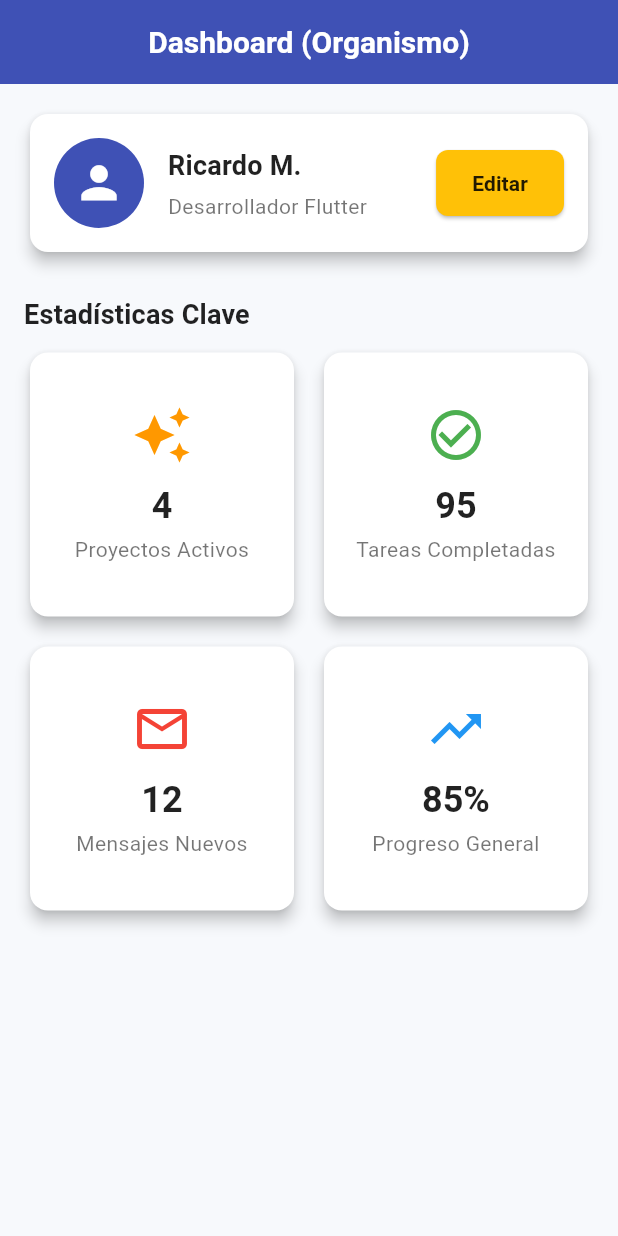
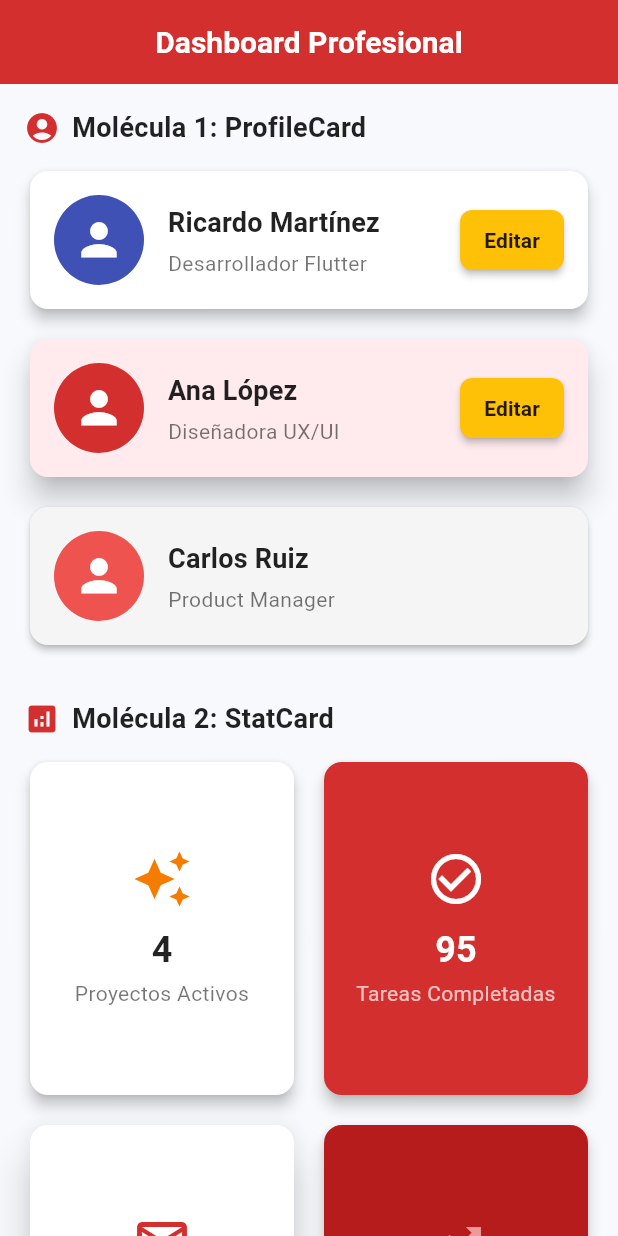
Before and after one commit to LIZZY274/Practica2, a Flutter app: the screen it shows after launch, on a phone screen of 412 x 824 dp. Run offline on Flutter 3.47's test engine with Material 3 defaults, Android fonts, the phone set to English and light mode, and no system bars.

Commit message:
Cambios nuevos de diseño

```diff
--- a/lib/atomd/custom_button_base.dart
+++ b/lib/atoms/custom_button_base.dart
@@ -5,6 +5,8 @@ class CustomButtonBase extends StatelessWidget {
   final VoidCallback onPressed;
   final Color? backgroundColor;
   final Color? textColor;
+  final double? elevation;
+  final EdgeInsets? padding;
 
   const CustomButtonBase({
     Key? key,
@@ -12,6 +14,8 @@ class CustomButtonBase extends StatelessWidget {
     required this.onPressed,
     this.backgroundColor,
     this.textColor,
+    this.elevation,
+    this.padding,
   }) : super(key: key);
 
   @override
@@ -21,7 +25,8 @@ class CustomButtonBase extends StatelessWidget {
       style: ElevatedButton.styleFrom(
         backgroundColor: backgroundColor ?? Theme.of(context).primaryColor,
         foregroundColor: textColor ?? Colors.white,
-        padding: const EdgeInsets.symmetric(horizontal: 24, vertical: 12),
+        padding: padding ?? const EdgeInsets.symmetric(horizontal: 24, vertical: 12),
+        elevation: elevation ?? 2,
         shape: RoundedRectangleBorder(
           borderRadius: BorderRadius.circular(8),
         ),
--- a/lib/atomd/custom_text.dart
+++ b/lib/atoms/custom_text.dart
@@ -4,12 +4,16 @@ class CustomText extends StatelessWidget {
   final String text;
   final TextStyle? style;
   final TextAlign? textAlign;
+  final int? maxLines;
+  final TextOverflow? overflow;
 
   const CustomText({
     Key? key,
     required this.text,
     this.style,
     this.textAlign,
+    this.maxLines,
+    this.overflow,
   }) : super(key: key);
 
   @override
@@ -18,6 +22,8 @@ class CustomText extends StatelessWidget {
       text,
       style: style,
       textAlign: textAlign,
+      maxLines: maxLines,
+      overflow: overflow,
     );
   }
 }
--- a/lib/molecules/profile_card.dart
+++ b/lib/molecules/profile_card.dart
@@ -1,23 +1,34 @@
 import 'package:flutter/material.dart';
-import '../atomd/custom_text.dart';
-import '../atomd/custom_button_base.dart';
+import '../atoms/custom_text.dart';
+import '../atoms/custom_button_base.dart';
 
 class ProfileCard extends StatelessWidget {
   final String userName;
   final String userRole;
   final VoidCallback onEditProfile;
+  final String? avatarUrl;
+  final Color? avatarBackgroundColor;
+  final Color? cardColor;
+  final double? elevation;
+  final bool showEditButton;
 
   const ProfileCard({
     Key? key,
     required this.userName,
     required this.userRole,
     required this.onEditProfile,
+    this.avatarUrl,
+    this.avatarBackgroundColor,
+    this.cardColor,
+    this.elevation = 4,
+    this.showEditButton = true,
   }) : super(key: key);
 
   @override
   Widget build(BuildContext context) {
     return Card(
-      elevation: 4,
+      elevation: elevation,
+      color: cardColor,
       shape: RoundedRectangleBorder(
         borderRadius: BorderRadius.circular(12),
       ),
@@ -25,10 +36,13 @@ class ProfileCard extends StatelessWidget {
         padding: const EdgeInsets.all(16.0),
         child: Row(
           children: [
-            const CircleAvatar(
+            CircleAvatar(
               radius: 30,
-              backgroundColor: Colors.indigo,
-              child: Icon(Icons.person, size: 35, color: Colors.white),
+              backgroundColor: avatarBackgroundColor ?? Colors.indigo,
+              backgroundImage: avatarUrl != null ? NetworkImage(avatarUrl!) : null,
+              child: avatarUrl == null
+                  ? const Icon(Icons.person, size: 35, color: Colors.white)
+                  : null,
             ),
             const SizedBox(width: 16),
             Expanded(
@@ -38,20 +52,26 @@ class ProfileCard extends StatelessWidget {
                   CustomText(
                     text: userName,
                     style: Theme.of(context).textTheme.titleMedium,
+                    maxLines: 1,
+                    overflow: TextOverflow.ellipsis,
                   ),
                   const SizedBox(height: 4),
                   CustomText(
                     text: userRole,
                     style: Theme.of(context).textTheme.bodyMedium,
+                    maxLines: 2,
+                    overflow: TextOverflow.ellipsis,
                   ),
                 ],
               ),
             ),
+            if (showEditButton)
               CustomButtonBase(
                 label: 'Editar',
                 onPressed: onEditProfile,
                 backgroundColor: Colors.amber,
                 textColor: Colors.black87,
+                padding: const EdgeInsets.symmetric(horizontal: 16, vertical: 8),
               ),
           ],
         ),
--- a/lib/molecules/stat_card.dart
+++ b/lib/molecules/stat_card.dart
@@ -1,12 +1,16 @@
 import 'package:flutter/material.dart';
-import '../atomd/custom_icon.dart';
-import '../atomd/custom_text.dart';
+import '../atoms/custom_icon.dart';
+import '../atoms/custom_text.dart';
 
 class StatCard extends StatelessWidget {
   final String title;
   final String value;
   final IconData icon;
   final Color iconColor;
+  final Color? backgroundColor;
+  final Color? textColor;
+  final double? elevation;
+  final VoidCallback? onTap;
 
   const StatCard({
     Key? key,
@@ -14,15 +18,23 @@ class StatCard extends StatelessWidget {
     required this.value,
     required this.icon,
     this.iconColor = Colors.blue,
+    this.backgroundColor,
+    this.textColor,
+    this.elevation = 4,
+    this.onTap,
   }) : super(key: key);
 
   @override
   Widget build(BuildContext context) {
     return Card(
-      elevation: 4,
+      elevation: elevation,
+      color: backgroundColor,
       shape: RoundedRectangleBorder(
         borderRadius: BorderRadius.circular(12),
       ),
+      child: InkWell(
+        onTap: onTap,
+        borderRadius: BorderRadius.circular(12),
         child: Padding(
           padding: const EdgeInsets.all(16.0),
           child: Column(
@@ -36,15 +48,22 @@ class StatCard extends StatelessWidget {
               const SizedBox(height: 12),
               CustomText(
                 text: value,
-              style: Theme.of(context).textTheme.titleLarge,
+                style: Theme.of(context).textTheme.titleLarge?.copyWith(
+                  color: textColor,
+                ),
               ),
               const SizedBox(height: 4),
               CustomText(
                 text: title,
-              style: Theme.of(context).textTheme.bodyMedium,
+                style: Theme.of(context).textTheme.bodyMedium?.copyWith(
+                  color: textColor?.withOpacity(0.7),
+                ),
                 textAlign: TextAlign.center,
+                maxLines: 2,
+                overflow: TextOverflow.ellipsis,
               ),
             ],
+          ),
         ),
       ),
     );
--- a/lib/organisms/dashboard_screen.dart
+++ b/lib/organisms/dashboard_screen.dart
@@ -5,68 +5,179 @@ import '../molecules/profile_card.dart';
 class DashboardScreen extends StatelessWidget {
   const DashboardScreen({Key? key}) : super(key: key);
 
-  void _handleEditProfile() {
-    debugPrint('¡Perfil Editado!');
+  void _handleEditProfile(BuildContext context, String userName) {
+    ScaffoldMessenger.of(context).showSnackBar(
+      SnackBar(
+        content: Row(
+          children: [
+            const Icon(Icons.edit, color: Colors.white),
+            const SizedBox(width: 12),
+            Expanded(
+              child: Text('Editando perfil: $userName'),
+            ),
+          ],
+        ),
+        backgroundColor: Colors.red.shade700,
+        behavior: SnackBarBehavior.floating,
+        duration: const Duration(seconds: 2),
+      ),
+    );
+  }
+
+  void _handleStatCardTap(BuildContext context, String cardName, String value) {
+    ScaffoldMessenger.of(context).showSnackBar(
+      SnackBar(
+        content: Row(
+          children: [
+            const Icon(Icons.analytics, color: Colors.white),
+            const SizedBox(width: 12),
+            Expanded(
+              child: Text('$cardName: $value'),
+            ),
+          ],
+        ),
+        backgroundColor: Colors.red.shade700,
+        behavior: SnackBarBehavior.floating,
+        duration: const Duration(seconds: 2),
+      ),
+    );
   }
 
   @override
   Widget build(BuildContext context) {
     return Scaffold(
       appBar: AppBar(
-        title: const Text('Dashboard (Organismo)'),
+        title: const Text('Dashboard Profesional'),
         centerTitle: true,
+        backgroundColor: Colors.red.shade700,
+        elevation: 0,
       ),
       body: SingleChildScrollView(
         padding: const EdgeInsets.all(16.0),
         child: Column(
           crossAxisAlignment: CrossAxisAlignment.stretch,
           children: [
+            Row(
+              children: [
+                Icon(Icons.account_circle, color: Colors.red.shade700, size: 24),
+                const SizedBox(width: 8),
+                const Expanded(
+                  child: Text(
+                    'Molécula 1: ProfileCard',
+                    style: TextStyle(
+                      fontSize: 18,
+                      fontWeight: FontWeight.bold,
+                      color: Colors.black87,
+                    ),
+                  ),
+                ),
+              ],
+            ),
+            const SizedBox(height: 12),
             ProfileCard(
-              userName: 'Ricardo M.',
+              userName: 'Ricardo Martínez',
               userRole: 'Desarrollador Flutter',
-              onEditProfile: _handleEditProfile,
+              onEditProfile: () => _handleEditProfile(context, 'Ricardo Martínez'),
             ),
-            const SizedBox(height: 24),
-            Padding(
-              padding: const EdgeInsets.only(bottom: 8.0),
-              child: Text(
-                'Estadísticas Clave',
-                style: Theme.of(context).textTheme.titleMedium,
-              ),
+            const SizedBox(height: 12),
+            ProfileCard(
+              userName: 'Ana López',
+              userRole: 'Diseñadora UX/UI',
+              onEditProfile: () => _handleEditProfile(context, 'Ana López'),
+              cardColor: Colors.red.shade50,
+              avatarBackgroundColor: Colors.red.shade700,
+              elevation: 8,
             ),
+            const SizedBox(height: 12),
+            ProfileCard(
+              userName: 'Carlos Ruiz',
+              userRole: 'Product Manager',
+              onEditProfile: () => _handleEditProfile(context, 'Carlos Ruiz'),
+              cardColor: Colors.grey.shade100,
+              avatarBackgroundColor: Colors.red.shade400,
+              showEditButton: false,
+              elevation: 2,
+            ),
+            const SizedBox(height: 32),
+            Row(
+              children: [
+                Icon(Icons.analytics, color: Colors.red.shade700, size: 24),
+                const SizedBox(width: 8),
+                const Expanded(
+                  child: Text(
+                    'Molécula 2: StatCard',
+                    style: TextStyle(
+                      fontSize: 18,
+                      fontWeight: FontWeight.bold,
+                      color: Colors.black87,
+                    ),
+                  ),
+                ),
+              ],
+            ),
+            const SizedBox(height: 12),
             GridView.count(
               crossAxisCount: 2,
               crossAxisSpacing: 12,
               mainAxisSpacing: 12,
               shrinkWrap: true,
+              childAspectRatio: 0.80,
               physics: const NeverScrollableScrollPhysics(),
-              children: const [
+              children: [
                 StatCard(
                   title: 'Proyectos Activos',
                   value: '4',
                   icon: Icons.auto_awesome,
-                  iconColor: Colors.orange,
+                  iconColor: Colors.orange.shade700,
+                  onTap: () => _handleStatCardTap(context, 'Proyectos Activos', '4'),
                 ),
                 StatCard(
                   title: 'Tareas Completadas',
                   value: '95',
                   icon: Icons.check_circle_outline,
-                  iconColor: Colors.green,
+                  iconColor: Colors.white,
+                  backgroundColor: Colors.red.shade700,
+                  textColor: Colors.white,
+                  onTap: () => _handleStatCardTap(context, 'Tareas Completadas', '95'),
                 ),
                 StatCard(
                   title: 'Mensajes Nuevos',
                   value: '12',
                   icon: Icons.email_outlined,
-                  iconColor: Colors.red,
+                  iconColor: Colors.red.shade700,
+                  elevation: 12,
+                  onTap: () => _handleStatCardTap(context, 'Mensajes Nuevos', '12'),
                 ),
                 StatCard(
                   title: 'Progreso General',
                   value: '85%',
                   icon: Icons.trending_up,
-                  iconColor: Colors.blue,
+                  iconColor: Colors.red.shade200,
+                  backgroundColor: Colors.red.shade900,
+                  textColor: Colors.white,
+                  onTap: () => _handleStatCardTap(context, 'Progreso General', '85%'),
+                ),
+                StatCard(
+                  title: 'Clientes Satisfechos',
+                  value: '98%',
+                  icon: Icons.sentiment_very_satisfied,
+                  iconColor: Colors.red.shade600,
+                  elevation: 1,
+                  onTap: () => _handleStatCardTap(context, 'Clientes Satisfechos', '98%'),
+                ),
+                StatCard(
+                  title: 'Metas Alcanzadas',
+                  value: '7/10',
+                  icon: Icons.flag,
+                  iconColor: Colors.white,
+                  backgroundColor: Colors.red.shade600,
+                  textColor: Colors.white,
+                  elevation: 6,
+                  onTap: () => _handleStatCardTap(context, 'Metas Alcanzadas', '7/10'),
                 ),
               ],
             ),
+            const SizedBox(height: 24),
           ],
         ),
       ),
```
Also changed, not shown: lib/atoms/custom_icon.dart (renamed from lib/atomd/custom_icon.dart), lib/theme/app_theme.dart (line endings or trailing spaces), resultados.jpg (added). Lines whose indentation alone changed are shown as unchanged.
